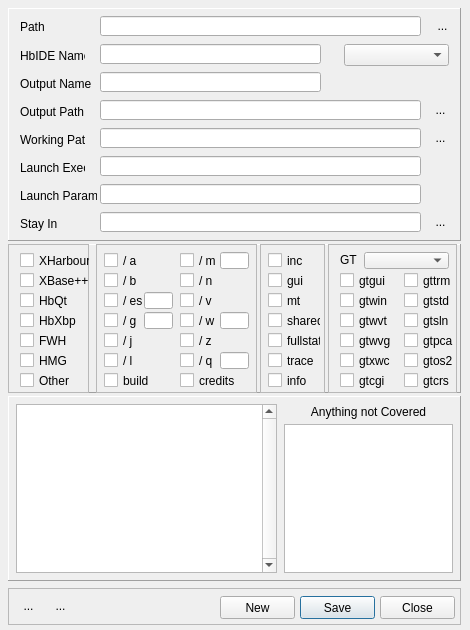
Before: the Qt Designer form harbour/contrib/hbide/projectwizard.ui in harbour/core, drawn with Qt 5.
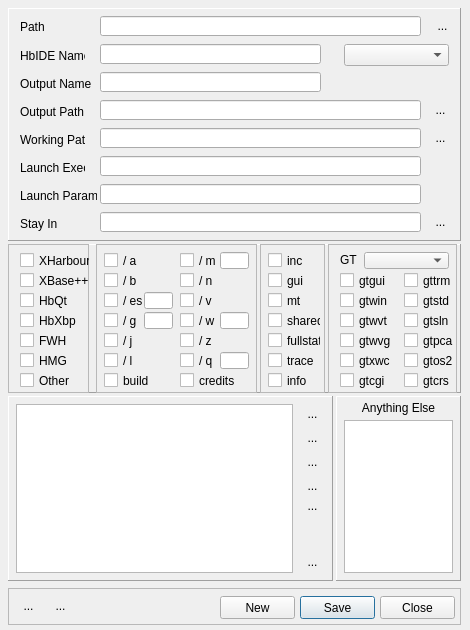
After: the same form once the commit is applied. Icons and pictures are not drawn.

```diff
--- a/harbour/contrib/hbide/projectwizard.ui
+++ b/harbour/contrib/hbide/projectwizard.ui
@@ -728,7 +728,7 @@
       <rect>
        <x>8</x>
        <y>396</y>
-       <width>453</width>
+       <width>325</width>
        <height>185</height>
       </rect>
      </property>
@@ -738,42 +738,21 @@
      <property name="frameShadow">
       <enum>QFrame::Raised</enum>
      </property>
-     <widget class="QPlainTextEdit" name="plainSwitches">
-      <property name="geometry">
-       <rect>
-        <x>276</x>
-        <y>28</y>
-        <width>169</width>
-        <height>149</height>
-       </rect>
-      </property>
-      <property name="font">
-       <font>
-        <family>Courier New</family>
-       </font>
-      </property>
-      <property name="whatsThis">
-       <string>&lt;html&gt;&lt;head/&gt;&lt;body&gt;&lt;p&gt;A free-slowing area where you can enter any other compiler switches, hbmk2 switches, or command-line swiches to be passed to hbmk2. Though it will be valid, but please do not add source files here which will be asked for on next page.&lt;/p&gt;&lt;/body&gt;&lt;/html&gt;</string>
-      </property>
-      <property name="lineWrapMode">
-       <enum>QPlainTextEdit::NoWrap</enum>
-      </property>
-     </widget>
      <widget class="QTreeWidget" name="treeProps">
       <property name="geometry">
        <rect>
         <x>8</x>
         <y>8</y>
-        <width>261</width>
+        <width>277</width>
         <height>169</height>
        </rect>
       </property>
       <property name="verticalScrollBarPolicy">
-       <enum>Qt::ScrollBarAlwaysOn</enum>
-      </property>
-      <property name="horizontalScrollBarPolicy">
        <enum>Qt::ScrollBarAsNeeded</enum>
       </property>
+      <property name="horizontalScrollBarPolicy">
+       <enum>Qt::ScrollBarAlwaysOff</enum>
+      </property>
       <property name="selectionBehavior">
        <enum>QAbstractItemView::SelectRows</enum>
       </property>
@@ -790,7 +769,7 @@
        <bool>false</bool>
       </property>
       <property name="columnCount">
-       <number>2</number>
+       <number>1</number>
       </property>
       <attribute name="headerDefaultSectionSize">
        <number>20</number>
@@ -800,26 +779,140 @@
         <string notr="true">1</string>
        </property>
       </column>
-      <column>
-       <property name="text">
-        <string notr="true">2</string>
-       </property>
-      </column>
      </widget>
-     <widget class="QLabel" name="label_10">
+     <widget class="QToolButton" name="btnSwPlus">
       <property name="geometry">
        <rect>
-        <x>280</x>
+        <x>292</x>
         <y>8</y>
-        <width>161</width>
-        <height>16</height>
+        <width>25</width>
+        <height>20</height>
        </rect>
       </property>
       <property name="text">
-       <string>Anything not Covered</string>
+       <string>...</string>
       </property>
-      <property name="alignment">
-       <set>Qt::AlignCenter</set>
+      <property name="icon">
+       <iconset resource="hbide.qrc">
+        <normaloff>:/resources/dc_plus.png</normaloff>:/resources/dc_plus.png</iconset>
+      </property>
+      <property name="autoRaise">
+       <bool>true</bool>
+      </property>
+     </widget>
+     <widget class="QToolButton" name="btnSwAZ">
+      <property name="geometry">
+       <rect>
+        <x>292</x>
+        <y>32</y>
+        <width>25</width>
+        <height>20</height>
+       </rect>
+      </property>
+      <property name="toolTip">
+       <string>Sort Ascending</string>
+      </property>
+      <property name="text">
+       <string>...</string>
+      </property>
+      <property name="icon">
+       <iconset resource="hbide.qrc">
+        <normaloff>:/resources/sort.png</normaloff>:/resources/sort.png</iconset>
+      </property>
+      <property name="autoRaise">
+       <bool>true</bool>
+      </property>
+     </widget>
+     <widget class="QToolButton" name="btnSwZA">
+      <property name="geometry">
+       <rect>
+        <x>292</x>
+        <y>56</y>
+        <width>25</width>
+        <height>20</height>
+       </rect>
+      </property>
+      <property name="toolTip">
+       <string>Sort Descending</string>
+      </property>
+      <property name="text">
+       <string>...</string>
+      </property>
+      <property name="icon">
+       <iconset resource="hbide.qrc">
+        <normaloff>:/resources/sortdescend.png</normaloff>:/resources/sortdescend.png</iconset>
+      </property>
+      <property name="autoRaise">
+       <bool>true</bool>
+      </property>
+     </widget>
+     <widget class="QToolButton" name="btnSwUpper">
+      <property name="geometry">
+       <rect>
+        <x>292</x>
+        <y>80</y>
+        <width>25</width>
+        <height>20</height>
+       </rect>
+      </property>
+      <property name="toolTip">
+       <string>Convert to upper-case</string>
+      </property>
+      <property name="text">
+       <string>...</string>
+      </property>
+      <property name="icon">
+       <iconset resource="hbide.qrc">
+        <normaloff>:/resources/toupper.png</normaloff>:/resources/toupper.png</iconset>
+      </property>
+      <property name="autoRaise">
+       <bool>true</bool>
+      </property>
+     </widget>
+     <widget class="QToolButton" name="btnSwLower">
+      <property name="geometry">
+       <rect>
+        <x>292</x>
+        <y>100</y>
+        <width>25</width>
+        <height>20</height>
+       </rect>
+      </property>
+      <property name="toolTip">
+       <string>Convert to lower-case</string>
+      </property>
+      <property name="text">
+       <string>...</string>
+      </property>
+      <property name="icon">
+       <iconset resource="hbide.qrc">
+        <normaloff>:/resources/tolower.png</normaloff>:/resources/tolower.png</iconset>
+      </property>
+      <property name="autoRaise">
+       <bool>true</bool>
+      </property>
+     </widget>
+     <widget class="QToolButton" name="btnSwDelete">
+      <property name="geometry">
+       <rect>
+        <x>292</x>
+        <y>156</y>
+        <width>25</width>
+        <height>20</height>
+       </rect>
+      </property>
+      <property name="toolTip">
+       <string>Delete element( s )</string>
+      </property>
+      <property name="text">
+       <string>...</string>
+      </property>
+      <property name="icon">
+       <iconset resource="hbide.qrc">
+        <normaloff>:/resources/dc_delete.png</normaloff>:/resources/dc_delete.png</iconset>
+      </property>
+      <property name="autoRaise">
+       <bool>true</bool>
       </property>
      </widget>
     </widget>
@@ -1128,6 +1221,59 @@
       </property>
      </widget>
     </widget>
+    <widget class="QFrame" name="frame_3">
+     <property name="geometry">
+      <rect>
+       <x>336</x>
+       <y>396</y>
+       <width>125</width>
+       <height>185</height>
+      </rect>
+     </property>
+     <property name="frameShape">
+      <enum>QFrame::Panel</enum>
+     </property>
+     <property name="frameShadow">
+      <enum>QFrame::Raised</enum>
+     </property>
+     <widget class="QPlainTextEdit" name="plainSwitches">
+      <property name="geometry">
+       <rect>
+        <x>8</x>
+        <y>24</y>
+        <width>109</width>
+        <height>153</height>
+       </rect>
+      </property>
+      <property name="font">
+       <font>
+        <family>Courier New</family>
+       </font>
+      </property>
+      <property name="whatsThis">
+       <string>&lt;html&gt;&lt;head/&gt;&lt;body&gt;&lt;p&gt;A free-slowing area where you can enter any other compiler switches, hbmk2 switches, or command-line swiches to be passed to hbmk2. Though it will be valid, but please do not add source files here which will be asked for on next page.&lt;/p&gt;&lt;/body&gt;&lt;/html&gt;</string>
+      </property>
+      <property name="lineWrapMode">
+       <enum>QPlainTextEdit::NoWrap</enum>
+      </property>
+     </widget>
+     <widget class="QLabel" name="label_10">
+      <property name="geometry">
+       <rect>
+        <x>4</x>
+        <y>4</y>
+        <width>117</width>
+        <height>16</height>
+       </rect>
+      </property>
+      <property name="text">
+       <string>Anything Else</string>
+      </property>
+      <property name="alignment">
+       <set>Qt::AlignCenter</set>
+      </property>
+     </widget>
+    </widget>
    </widget>
    <widget class="QWidget" name="page_2">
     <widget class="QFrame" name="frame">
```
Left out of the diff: 3 changed lines with no effect on the pictures.
